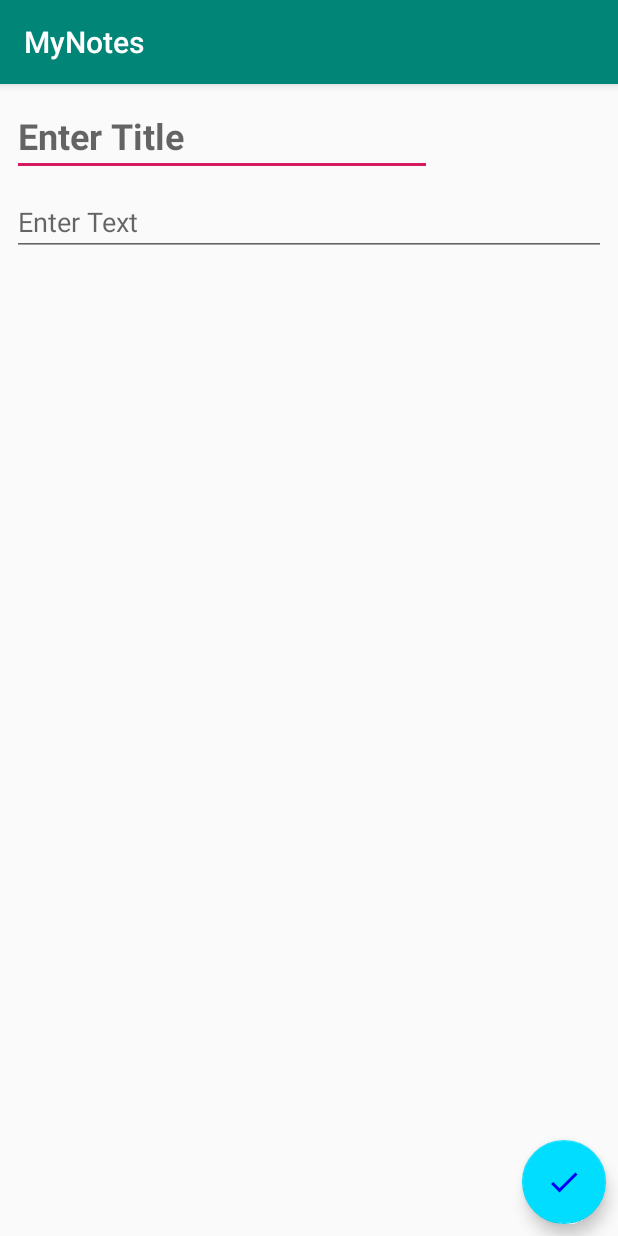
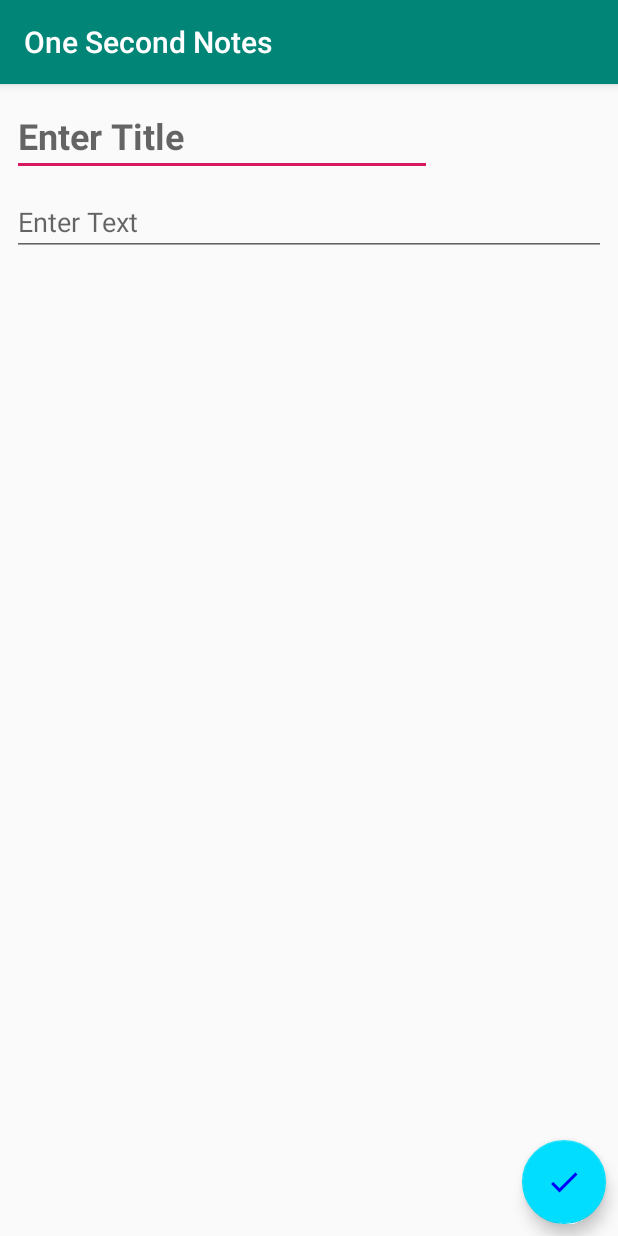
Before and after one commit to DarkWervolf/MyNotes, an Android app: the screen it shows after launch (NewNoteActivity), after a tap on an icon or button, on a phone screen of 412 x 824 dp. Run offline under Robolectric (Android 15) with nearby library versions, the phone set to English and light mode, and no system bars.

Commit message:
Completely done

```diff
--- a/app/src/main/java/com/example/user/mynotes/MainActivity.java
+++ b/app/src/main/java/com/example/user/mynotes/MainActivity.java
@@ -5,6 +5,7 @@ import android.content.Intent;
 import android.os.Bundle;
 import android.os.Environment;
 import android.support.annotation.Nullable;
+import android.support.constraint.ConstraintLayout;
 import android.support.design.widget.FloatingActionButton;
 import android.support.design.widget.Snackbar;
 import android.support.v7.app.AppCompatActivity;
@@ -12,6 +13,7 @@ import android.support.v7.widget.LinearLayoutManager;
 import android.support.v7.widget.RecyclerView;
 import android.support.v7.widget.Toolbar;
 import android.util.Log;
+import android.view.Gravity;
 import android.view.View;
 import android.view.Menu;
 import android.view.MenuItem;
@@ -32,6 +34,7 @@ public class MainActivity extends AppCompatActivity {
 
     private NoteAdapter adapter;
     final ArrayList<Note> notes = new ArrayList<>();
+    private Snackbar mSnackbar;
     @Override
     protected void onCreate(Bundle savedInstanceState) {
         super.onCreate(savedInstanceState);
@@ -42,17 +45,32 @@ public class MainActivity extends AppCompatActivity {
         recyclerView.setLayoutManager(manager);
         adapter = new NoteAdapter(notes, this);
         recyclerView.setAdapter(adapter);
+        ConstraintLayout mainLayout = findViewById(R.id.main_layout);
 
         FloatingActionButton fab = (FloatingActionButton) findViewById(R.id.button_addNote);
         fab.setOnClickListener(new View.OnClickListener() {
             @Override
             public void onClick(View view) {
-                Note note = null;
                 Intent intent = new Intent(MainActivity.this, NewNoteActivity.class);
                 startActivityForResult(intent, 1);
             }
         });
+
+        if(notes.isEmpty()){
+            mSnackbar = Snackbar.make(mainLayout, "Welcome! Let's add a first note!",
+                    Snackbar.LENGTH_LONG)
+                    .setAction("Go!", snackbarOnClickListener);
+            mSnackbar.show();
+        }
     }
+
+    View.OnClickListener snackbarOnClickListener = new View.OnClickListener() {
+        @Override
+        public void onClick(View view) {
+            Intent intent = new Intent(MainActivity.this, NewNoteActivity.class);
+            startActivityForResult(intent, 1);
+        }
+    };
 
     Note createNote(String title, String text){
         Note newNote = new Note(title, text);
--- a/app/src/main/res/layout/activity_main.xml
+++ b/app/src/main/res/layout/activity_main.xml
@@ -2,6 +2,7 @@
 <android.support.constraint.ConstraintLayout xmlns:android="http://schemas.android.com/apk/res/android"
     xmlns:app="http://schemas.android.com/apk/res-auto"
     xmlns:tools="http://schemas.android.com/tools"
+    android:id="@+id/main_layout"
     android:layout_width="match_parent"
     android:layout_height="match_parent"
     tools:context=".MainActivity">
@@ -20,7 +21,7 @@
         android:layout_height="wrap_content"
         android:layout_marginStart="8dp"
         android:layout_marginTop="-1dp"
-        android:text="Second Notes"
+        android:text="@string/app_name"
         android:textColor="@android:color/white"
         android:textSize="24sp"
         app:layout_constraintBottom_toBottomOf="@+id/toolbar"
--- a/app/src/main/res/values/strings.xml
+++ b/app/src/main/res/values/strings.xml
@@ -1,4 +1,4 @@
 <resources>
-    <string name="app_name">MyNotes</string>
+    <string name="app_name">One Second Notes</string>
     <string name="action_settings">Settings</string>
 </resources>
```
Also changed, not shown: app/src/main/res/layout/note_model.xml (+7 -3 lines).
